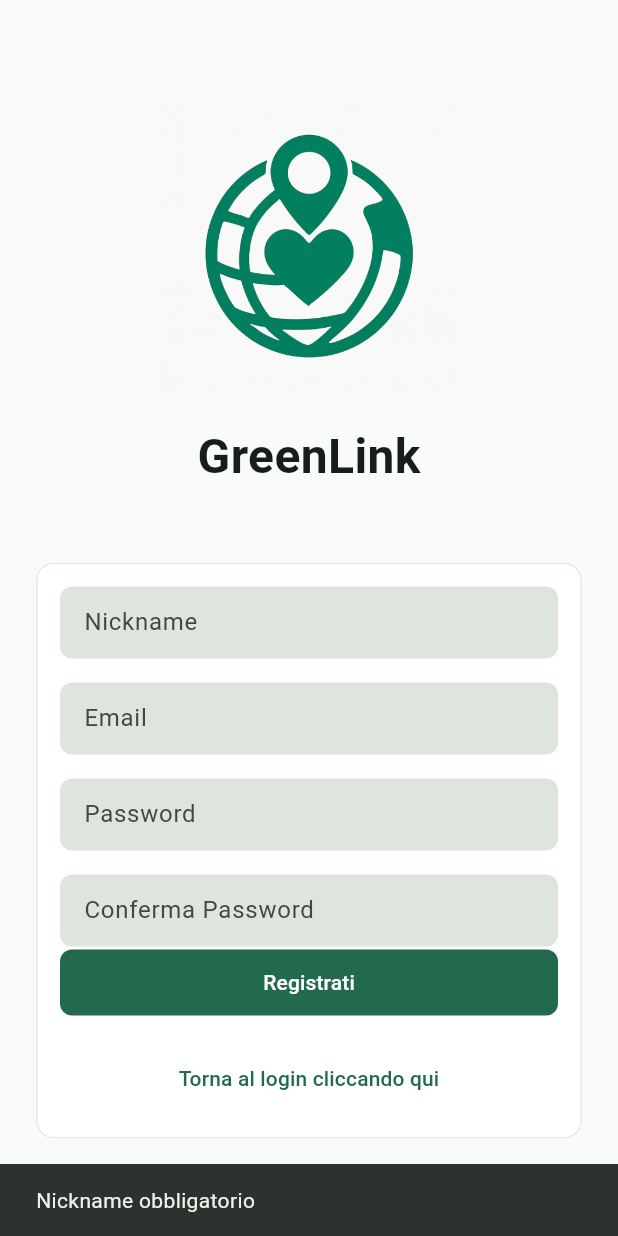
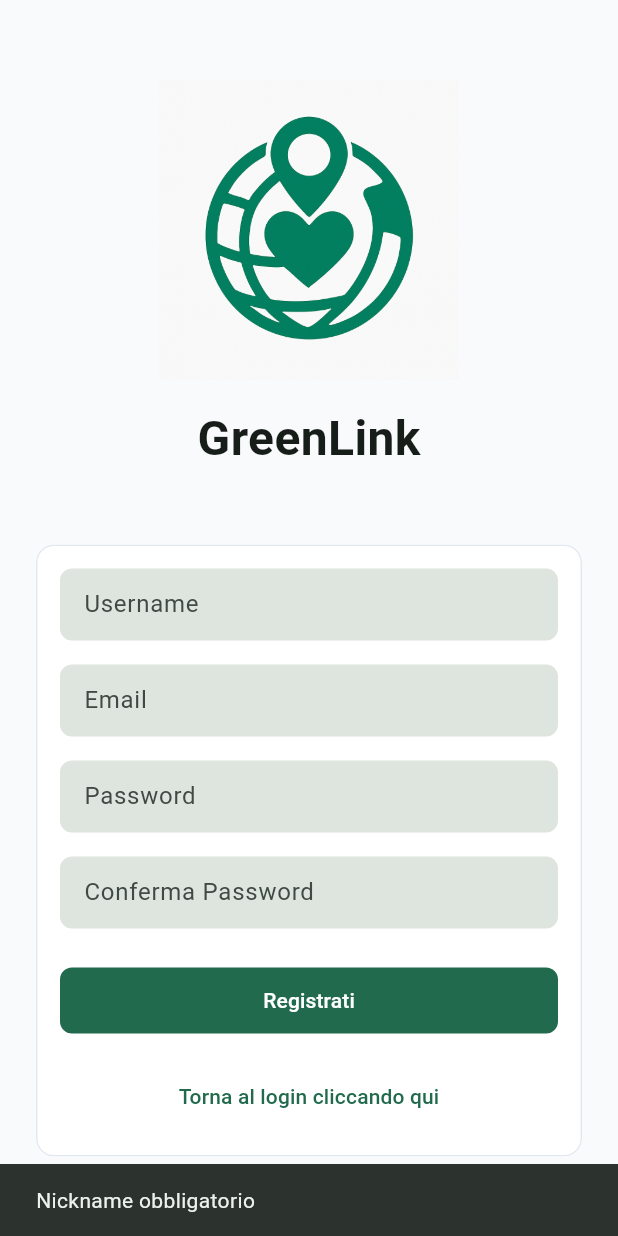
Before and after one commit to kappall/GreenLink, a Flutter app: the RegisterPage screen opened by its route, after a tap on "Registrati", on a phone screen of 412 x 824 dp. Run offline on Flutter 3.47's test engine with Material 3 defaults, Android fonts, the phone set to English and light mode, and no system bars; our stand-ins replace flutter_riverpod, freezed_annotation, go_router.

Commit message:
fix: overflows text, nickname -> username,

```diff
--- a/lib/features/auth/pages/register.dart
+++ b/lib/features/auth/pages/register.dart
@@ -16,14 +16,14 @@ class RegisterPage extends ConsumerStatefulWidget {
 }
 
 class _RegisterPage extends ConsumerState<RegisterPage> {
-  final _nicknameController = TextEditingController();
+  final _usernameController = TextEditingController();
   final _emailController = TextEditingController();
   final _passwordController = TextEditingController();
   final _confirmPasswordController = TextEditingController();
 
   @override
   void dispose() {
-    _nicknameController.dispose();
+    _usernameController.dispose();
     _emailController.dispose();
     _passwordController.dispose();
     _confirmPasswordController.dispose(); // pulisco la memoria
@@ -61,8 +61,8 @@ class _RegisterPage extends ConsumerState<RegisterPage> {
                 child: Column(
                   children: [
                     AuthTextField(
-                      hint: 'Nickname',
-                      controller: _nicknameController,
+                      hint: 'Username',
+                      controller: _usernameController,
                       obscure: false,
                     ),
                     const SizedBox(height: 16),
@@ -83,6 +83,7 @@ class _RegisterPage extends ConsumerState<RegisterPage> {
                       controller: _confirmPasswordController,
                       obscure: true,
                     ),
+                    const SizedBox(height: 24),
                     SizedBox(
                       width: double.infinity,
                       child: FilledButton(
@@ -92,7 +93,7 @@ class _RegisterPage extends ConsumerState<RegisterPage> {
                                 ref
                                     .read(authProvider.notifier)
                                     .register(
-                                      _nicknameController.text,
+                                      _usernameController.text,
                                       _emailController.text,
                                       _passwordController.text,
                                       _confirmPasswordController.text,
```
Also changed, not shown: lib/features/volunteering/screen/volunteerfeed.dart (+9 -5 lines), lib/features/volunteering/widgets/volunteercard.dart (+13 -3 lines).
